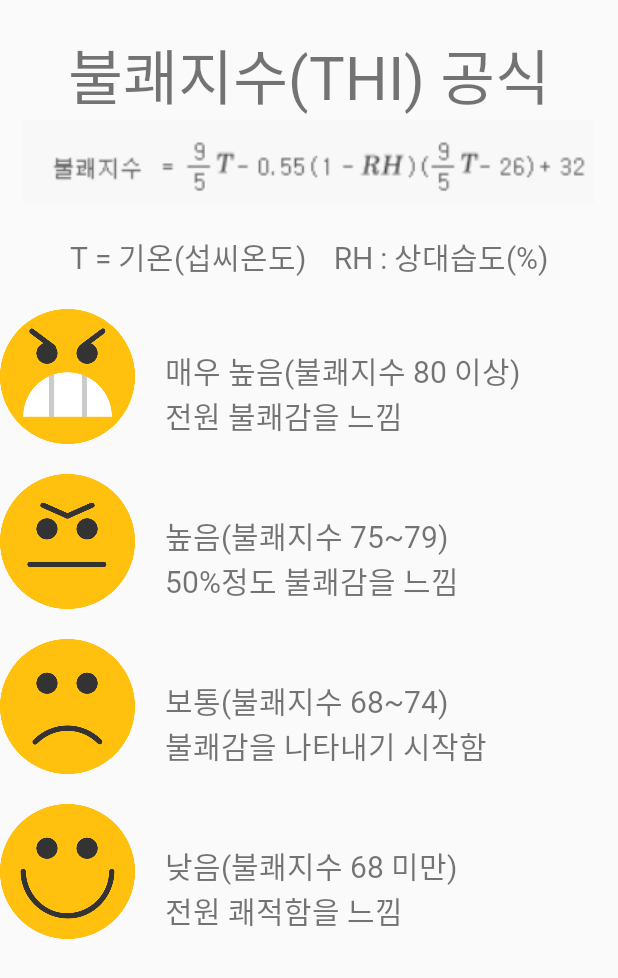
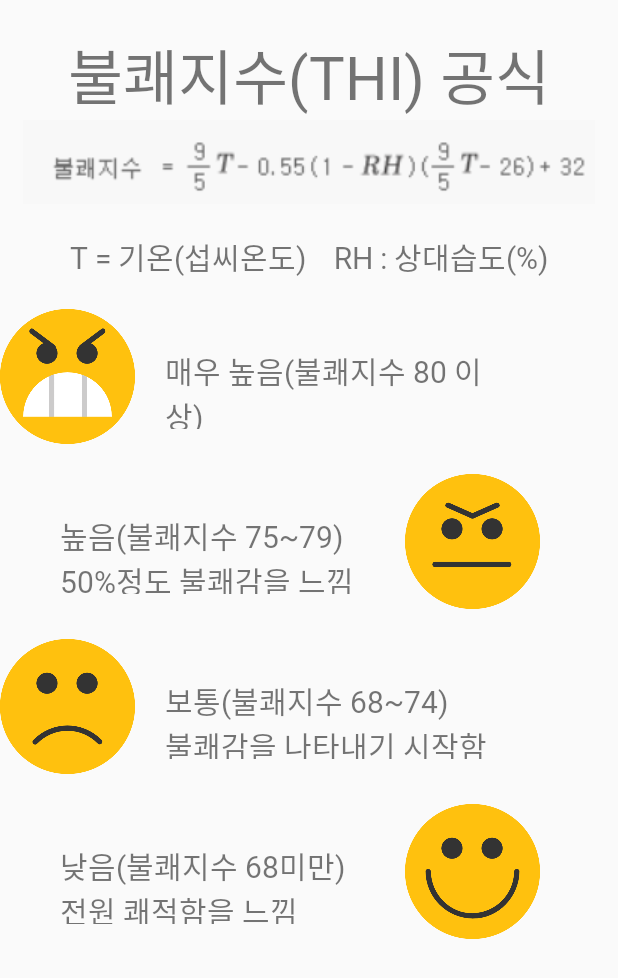
Before and after one commit to hoonkk/AndroidProject, an Android app: the Formula screen opened directly, with no data from a screen before it, on a phone screen of 412 x 824 dp. Shown: the top 978 px of the screen. Run offline under Robolectric (Android 15) with nearby library versions, the light colour scheme and no system bars.

Commit message:
20190521 Work

```diff
--- a/thermometerProject/app/src/main/res/layout/formula.xml
+++ b/thermometerProject/app/src/main/res/layout/formula.xml
@@ -8,6 +8,7 @@
         android:layout_width="match_parent"
         android:layout_height="match_parent"
         android:orientation="vertical">
+    <!--타이틀        -->
     <TextView
         android:layout_width="match_parent"
         android:layout_height="wrap_content"
@@ -17,15 +18,6 @@
         android:gravity="center_horizontal"
         android:fontFamily="@font/bmjua">
     </TextView>
-    <!--<TextView-->
-        <!--android:layout_width="match_parent"-->
-        <!--android:layout_height="wrap_content"-->
-        <!--android:layout_marginTop="20dp"-->
-        <!--android:text="(9/5T)-0.55(1-RH)(9/5T-26)+32"-->
-        <!--android:textSize="30dp"-->
-        <!--android:gravity="center_horizontal"-->
-        <!--android:fontFamily="@font/bmjua">-->
-    <!--</TextView>-->
     <ImageView
         android:layout_width="match_parent"
         android:layout_height="wrap_content"
@@ -50,8 +42,8 @@
                 android:src="@drawable/veryangry" />
             <TextView
                 android:layout_marginLeft="20dp"
-                android:layout_width="match_parent"
-                android:layout_height="wrap_content"
+                android:layout_width="230dp"
+                android:layout_height="80dp"
                 android:text="\n매우 높음(불쾌지수 80 이상)\n전원 불쾌감을 느낌"
                 android:textSize="20dp"
                 android:fontFamily="@font/bmjua"/>
@@ -61,17 +53,18 @@
             android:layout_height="wrap_content"
             android:orientation="horizontal"
             android:layout_marginTop="20dp">
+            <TextView
+                android:layout_marginLeft="40dp"
+                android:layout_width="230dp"
+                android:layout_height="80dp"
+                android:text="\n높음(불쾌지수 75~79)\n50%정도 불쾌감을 느낌"
+                android:textSize="20dp"
+                android:fontFamily="@font/bmjua"/>
             <ImageView
                 android:layout_width="90dp"
                 android:layout_height="90dp"
                 android:src="@drawable/angry" />
-            <TextView
-                android:layout_marginLeft="20dp"
-                android:layout_width="match_parent"
-                android:layout_height="wrap_content"
-                android:text="\n높음(불쾌지수 75~79)\n50%정도 불쾌감을 느낌"
-                android:textSize="20dp"
-                android:fontFamily="@font/bmjua"/>
+
         </LinearLayout>
         <LinearLayout
             android:layout_width="match_parent"
@@ -84,8 +77,8 @@
                 android:src="@drawable/normal" />
             <TextView
                 android:layout_marginLeft="20dp"
-                android:layout_width="match_parent"
-                android:layout_height="wrap_content"
+                android:layout_width="230dp"
+                android:layout_height="80dp"
                 android:text="\n보통(불쾌지수 68~74)\n불쾌감을 나타내기 시작함"
                 android:textSize="20dp"
                 android:fontFamily="@font/bmjua"/>
@@ -95,17 +88,17 @@
             android:layout_height="wrap_content"
             android:orientation="horizontal"
             android:layout_marginTop="20dp">
-            <ImageView
-                android:layout_width="90dp"
-                android:layout_height="90dp"
-                android:src="@drawable/happy" />
-            <TextView
-                android:layout_marginLeft="20dp"
-                android:layout_width="match_parent"
-                android:layout_height="wrap_content"
-                android:text="\n낮음(불쾌지수 68 미만)\n전원 쾌적함을 느낌"
-                android:textSize="20dp"
-                android:fontFamily="@font/bmjua"/>
+        <TextView
+            android:layout_marginLeft="40dp"
+            android:layout_width="230dp"
+            android:layout_height="80dp"
+            android:text="\n낮음(불쾌지수 68미만)\n전원 쾌적함을 느낌"
+            android:textSize="20dp"
+            android:fontFamily="@font/bmjua"/>
+        <ImageView
+            android:layout_width="90dp"
+            android:layout_height="90dp"
+            android:src="@drawable/happy" />
         </LinearLayout>
     </LinearLayout>
 
```
Also changed, not shown: thermometerProject/app/src/main/java/com/example/thermometerproject/Thermometer.java (+29 -0 lines), thermometerProject/app/src/main/res/layout/thermometer.xml (+36 -0 lines), thermometerProject/app/src/main/res/drawable/humiditymeter1.png (added), thermometerProject/app/src/main/res/drawable/humiditymeter2.png (added), thermometerProject/app/src/main/res/drawable/humiditymeter3.png (added), thermometerProject/app/src/main/res/drawable/humiditymeter4.png (added), thermometerProject/app/src/main/res/drawable/thermometer1.png (added), thermometerProject/app/src/main/res/drawable/thermometer2.png (added), thermometerProject/app/src/main/res/drawable/thermometer3.png (added), thermometerProject/app/src/main/res/drawable/thermometer4.png (added).
